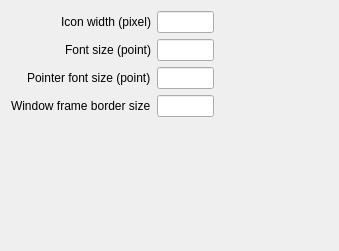
Before: the Qt Designer form src/thewall/guisettingdialog.ui in sungwonnam/SAGENext, drawn with Qt 5.
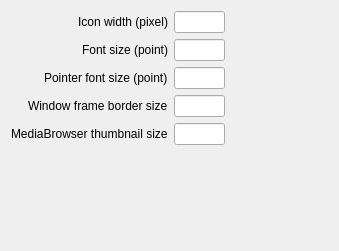
After: the same form once the commit is applied.

Commit message: media browser thumbnail size added in setting dialog

The edit to the form file:
```diff
--- a/src/thewall/guisettingdialog.ui
+++ b/src/thewall/guisettingdialog.ui
@@ -131,6 +131,33 @@
      </item>
     </layout>
    </item>
+   <item row="4" column="0">
+    <widget class="QLabel" name="MediaBrowserlabel">
+     <property name="text">
+      <string>MediaBrowser thumbnail size</string>
+     </property>
+    </widget>
+   </item>
+   <item row="4" column="1">
+    <layout class="QHBoxLayout" name="horizontalLayout_5" stretch="1,2">
+     <item>
+      <widget class="QLineEdit" name="thumbnailsize"/>
+     </item>
+     <item>
+      <spacer name="horizontalSpacer_5">
+       <property name="orientation">
+        <enum>Qt::Horizontal</enum>
+       </property>
+       <property name="sizeHint" stdset="0">
+        <size>
+         <width>40</width>
+         <height>20</height>
+        </size>
+       </property>
+      </spacer>
+     </item>
+    </layout>
+   </item>
   </layout>
  </widget>
  <resources/>
```
The commit also changes 2 other files.
